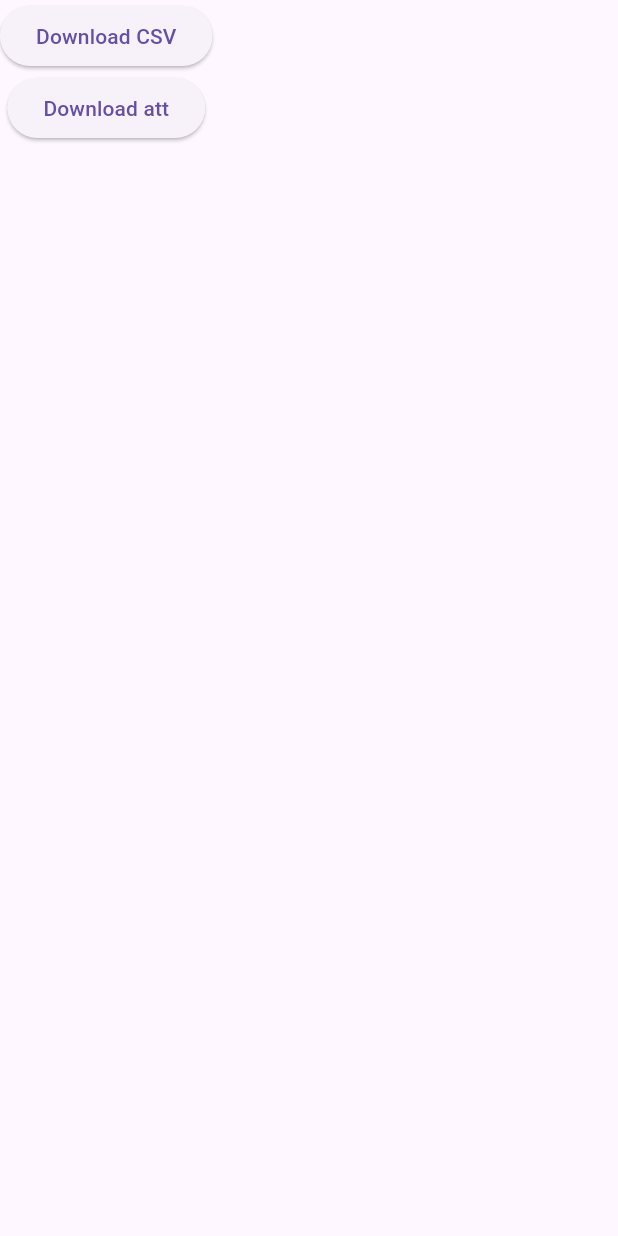
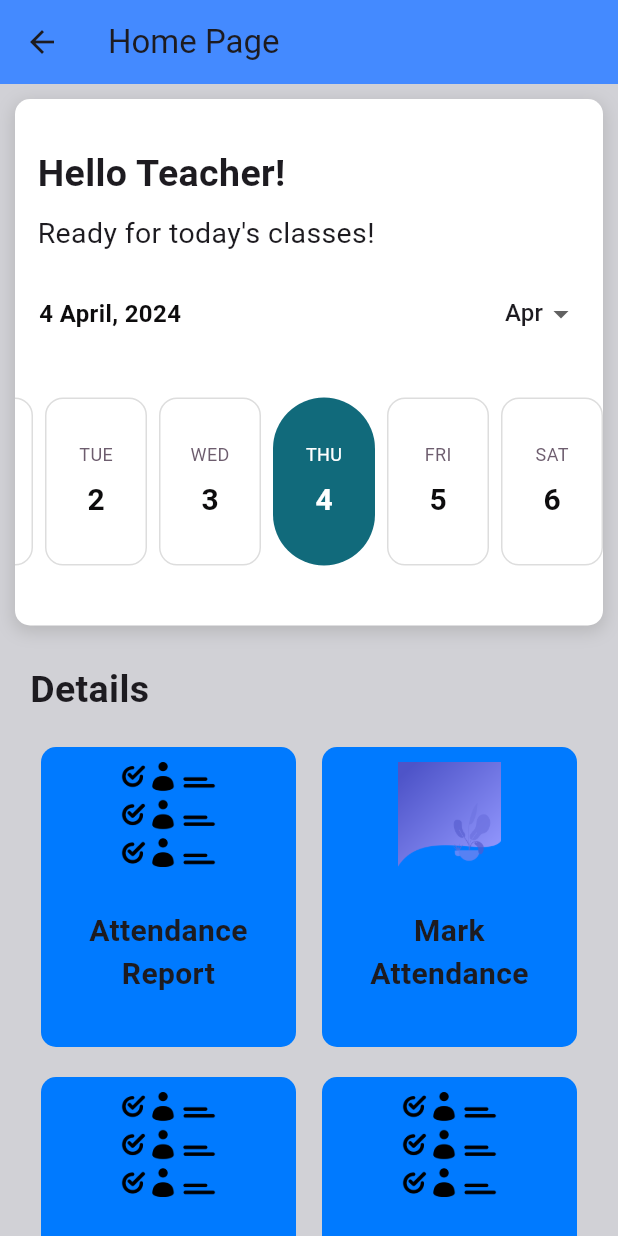
Before and after one commit to Zhiend02/timewise, a Flutter app: the TeacherHomePage screen opened directly, on a phone screen of 412 x 824 dp. Run offline on Flutter 3.47's test engine with Material 3 defaults, Android fonts, the phone set to English and light mode, and no system bars; drawn by our look-alikes of easy_date_timeline; our stand-ins replace animate_do, animated_notch_bottom_bar, cloud_firestore, csv, device_info_plus, firebase_auth and 5 more; missing offline and left inert: flutter_nearby_connections; accounts and stored records are empty.

Commit message:
UI changes

```diff
--- a/lib/pages/Teacher/TeacherHomePage.dart
+++ b/lib/pages/Teacher/TeacherHomePage.dart
@@ -1,6 +1,10 @@
+
 import 'package:flutter/cupertino.dart';
 import 'package:flutter/material.dart';
+import 'package:timewise/pages/Teacher/AttendanceReport.dart';
 import 'package:timewise/pages/Teacher/student_export.dart';
+import 'package:easy_date_timeline/easy_date_timeline.dart';
+import 'package:timewise/pages/attendance/attendance.dart';
 
 class TeacherHomePage extends StatefulWidget {
   const TeacherHomePage({Key? key}) : super(key: key);
@@ -15,41 +19,201 @@ class _TeacherHomePageState extends State<TeacherHomePage> {
   @override
   Widget build(BuildContext context) {
     return Scaffold(
-      body: Column(
-        children: [
-          ElevatedButton(
-            onPressed: () async {
-              String? csvPath = await studentExporter.downloadCSV();
-              if (csvPath != null) {
-                ScaffoldMessenger.of(context).showSnackBar(
-                  SnackBar(content: Text('CSV file saved at $csvPath')),
-                );
-              } else {
-                ScaffoldMessenger.of(context).showSnackBar(
-                  SnackBar(content: Text('Error downloading CSV file')),
-                );
-              }
-            },
-            child: const Text('Download CSV'),
+      appBar: AppBar(
+        title:const Text("Home Page"),
+        backgroundColor: Colors.blueAccent,
+      ),
+      backgroundColor: CupertinoColors.systemGrey4,
+      body: SingleChildScrollView(
+        child: Padding(
+          padding: const EdgeInsets.all(10),
+          child: Column(
+            crossAxisAlignment: CrossAxisAlignment.start,
+            children: [
+              Container(
+                decoration: BoxDecoration(
+                  borderRadius: BorderRadius.circular(10),
+                  color: Colors.white,
+                  boxShadow: [
+                    BoxShadow(
+                      color: Colors.grey.withOpacity(0.5),
+                      spreadRadius: 1,
+                      blurRadius: 9,
+                      offset: const Offset(0, 3),
+                    ),
+                  ],
+                ),
+                child: Column(
+                  mainAxisAlignment: MainAxisAlignment.center,
+                  children: [
+                    const SizedBox(
+                      height: 32.0,
+                    ),
+                    _landscapeViewExample(), // Retain only landscape view
+                    const SizedBox(
+                      height: 32.0,
+                    ),
+                  ],
+                ),
+              ),
+              const SizedBox(height: 25),
+              const Padding(
+                padding: EdgeInsets.symmetric(horizontal: 10.0),
+                child: Align(
+                  alignment: Alignment.centerLeft,
+                  child: Text(
+                    'Details',
+                    style: TextStyle(fontSize: 25, fontWeight: FontWeight.bold),
+                  ),
+                ),
+              ),
+              const SizedBox(height: 20,),
+              Column(
+                children: [
+                  Row(
+                    mainAxisAlignment: MainAxisAlignment.spaceEvenly,
+                    children: [
+                      _yellowContainer(
+                        'assets/images/attendance.png',
+                        'Attendance Report'
+                      ),
+                      _yellowContainer(
+                        'assets/images/background.png',
+                        'Mark Attendance'
+                      ),
+                    ],
+                  ),
+                  const SizedBox(height: 20),
+                  Row(
+                    mainAxisAlignment: MainAxisAlignment.spaceEvenly,
+                    children: [
+                      _yellowContainer(
+                        'assets/images/attendance.png',
+                        'Calender'
+                      ),
+                      _yellowContainer(
+                        'assets/images/attendance.png',
+                        'Send Notification'
+                      ),
+                    ],
+                  ),
+                  const SizedBox(height: 20),
+                  Row(
+                    mainAxisAlignment: MainAxisAlignment.spaceEvenly,
+                    children: [
+                      _yellowContainer(
+                        'assets/images/attendance.png',
+                        'List of Students'
+
+                      ),
+                      _yellowContainer(
+                        'assets/images/attendance.png',
+                        'Attendance Dashboard'
+
+                      ),
+                    ],
+                  ),
+                  const SizedBox(height: 100,),
+                ],
+              ),
+            ],
           ),
-
-          ElevatedButton(
-            onPressed: () async {
-              String? csvPath = await studentExporter.downloadCSV();
-              if (csvPath != null) {
-                ScaffoldMessenger.of(context).showSnackBar(
-                  SnackBar(content: Text('CSV file saved at $csvPath')),
-                );
-              } else {
-                ScaffoldMessenger.of(context).showSnackBar(
-                  SnackBar(content: Text('Error downloading CSV file')),
-                );
-              }
-            },
-            child: const Text('Download att'),
-          ),
-        ],
+        ),
       ),
     );
   }
+
+  Widget _yellowContainer(String imageUrl, String title) {
+    return GestureDetector(
+      onTap: () {
+        // Navigate to the specific page based on the title
+        if (title == 'Attendance Report') {
+          Navigator.push(
+            context,
+            MaterialPageRoute(builder: (context) => const AttendanceReport()),
+          );
+        } else if (title == 'Mark Attendance') {
+          Navigator.push(
+            context,
+            MaterialPageRoute(builder: (context) => const Attendance()),
+          );
+        }
+        // Add more conditions for other titles and pages as needed
+      },
+      child: Container(
+        decoration: BoxDecoration(
+          borderRadius: BorderRadius.circular(10),
+          color: CupertinoColors.activeBlue,
+        ),
+        width: 170,
+        height: 200,
+        child: Column(
+          children: [
+            Padding(
+              padding: const EdgeInsets.all(10.0),
+              child: Container(
+                height:70, // Increased height for the main image
+                width: 70,
+                child: Image.asset(
+                  imageUrl,
+                ),
+              ),
+            ),
+            const SizedBox(width: 40),
+            Expanded(
+              child: Padding(
+                padding: const EdgeInsets.symmetric(vertical: 18.0,horizontal: 10),
+                child: Text(
+                  title,
+                  style: const TextStyle(fontSize: 20,fontWeight:FontWeight.w600 ),
+                  textAlign: TextAlign.center,
+                ),
+              ),
+            ),
+          ],
+        ),
+      ),
+    );
+  }
+
+  Widget _landscapeViewExample() {
+    return Column(
+      crossAxisAlignment: CrossAxisAlignment.start,
+      children: [
+        const Padding(
+          padding: EdgeInsets.symmetric(horizontal: 15.0),
+          child: Text(
+            'Hello Teacher!',
+            style: TextStyle(fontSize: 25, fontWeight: FontWeight.bold),
+          ),
+        ),
+        const SizedBox(height: 8),
+        const Padding(
+          padding: EdgeInsets.symmetric(horizontal: 15.0),
+          child: Text(
+            "Ready for today's classes!",
+            style: TextStyle(fontSize: 19),
+          ),
+        ),
+        const SizedBox(height: 16),
+        EasyDateTimeLine(
+          initialDate: DateTime.now(),
+          onDateChange: (selectedDate) {
+            // Handle date change
+          },
+          activeColor: const Color(0xff116A7B),
+          dayProps: const EasyDayProps(
+            landScapeMode: true,
+            activeDayStyle: DayStyle(
+              borderRadius: 48.0,
+            ),
+            dayStructure: DayStructure.dayStrDayNum,
+          ),
+          headerProps: const EasyHeaderProps(
+            dateFormatter: DateFormatter.fullDateDMonthAsStrY(),
+          ),
+        ),
+      ],
+    );
+  }
 }
--- a/pubspec.yaml
+++ b/pubspec.yaml
@@ -60,6 +60,7 @@ dependencies:
   bottom_bar_page_transition: ^2.0.0
   path_provider: ^2.1.2
   csv: ^6.0.0
+  intl: ^0.18.1
 
 
 
```
Also changed, not shown: lib/pages/Teacher/AttendanceReport.dart (added, +112 -0 lines), lib/pages/attendance/AttendanceCSVExporter.dart (added, +250 -0 lines), assets/images/attendance.png (added), pubspec.lock.
